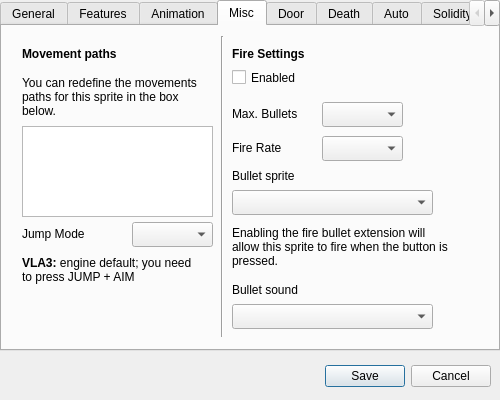
cfrankb/lgck-src, file src/lgck-builder/DlgObject.ui: the form before one commit.
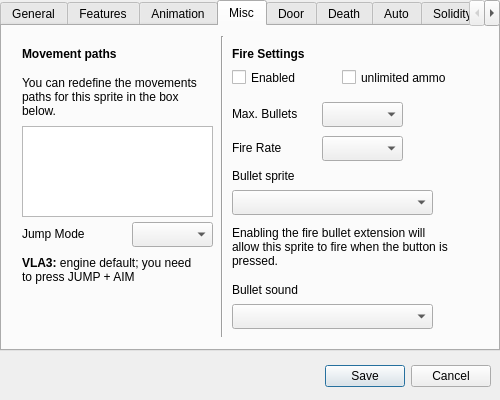
The form after the commit. The open tabs and pages were chosen to show the change. Icons and pictures are not drawn. Custom widgets are drawn as their Qt base class.

What changed in the file:
```diff
--- a/src/lgck-builder/DlgObject.ui
+++ b/src/lgck-builder/DlgObject.ui
@@ -914,6 +914,19 @@
       <string>Enabled</string>
      </property>
     </widget>
+    <widget class="QCheckBox" name="cUnlimitedAmmo">
+     <property name="geometry">
+      <rect>
+       <x>340</x>
+       <y>40</y>
+       <width>141</width>
+       <height>23</height>
+      </rect>
+     </property>
+     <property name="text">
+      <string>unlimited ammo</string>
+     </property>
+    </widget>
    </widget>
    <widget class="QWidget" name="tab_8">
     <attribute name="title">
```
Left out of the diff: 2 changed lines with no effect on the pictures.
